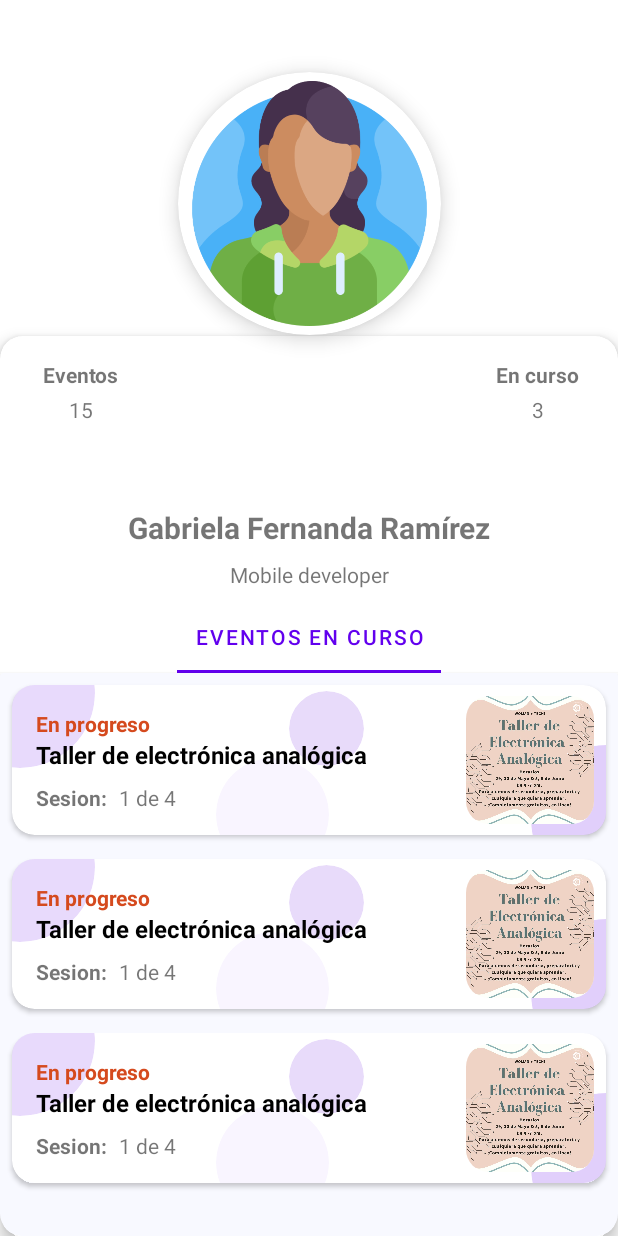
After one commit to Hana897TRX/WomenPlusTechAndroid, an Android app: the layout fragment_user_profile.xml on its own in the app's theme, with its tools: preview values and no code run, on a phone screen of 412 x 824 dp. The commit adds this screen. Run offline under Robolectric (Android 15) with nearby library versions, the phone set to English and light mode, and no system bars.

Commit message:
Add current events layout

```diff
--- a/app/src/main/res/layout/create_account.xml
+++ b/app/src/main/res/layout/create_account.xml
@@ -159,6 +159,7 @@
                             android:ems="10"
                             android:hint="@string/email"
                             android:inputType="textPersonName"
+                            android:minHeight="48dp"
                             app:layout_constraintEnd_toEndOf="parent"
                             app:layout_constraintStart_toEndOf="@+id/imageView11"
                             app:layout_constraintTop_toTopOf="parent" />
@@ -174,6 +175,7 @@
                             android:ems="10"
                             android:hint="@string/birthday"
                             android:inputType="textPersonName"
+                            android:minHeight="48dp"
                             app:layout_constraintEnd_toEndOf="parent"
                             app:layout_constraintStart_toEndOf="@+id/imageView12"
                             app:layout_constraintTop_toBottomOf="@+id/txtEmail" />
@@ -191,7 +193,7 @@
                         <Spinner
                             android:id="@+id/spinner"
                             android:layout_width="0dp"
-                            android:layout_height="40dp"
+                            android:layout_height="48dp"
                             android:layout_marginStart="16dp"
                             android:layout_marginTop="16dp"
                             android:layout_marginEnd="16dp"
@@ -270,7 +272,9 @@
                             android:layout_marginStart="16dp"
                             android:layout_marginTop="16dp"
                             android:layout_marginEnd="16dp"
+                            android:layout_marginBottom="8dp"
                             android:text="@string/register"
+                            app:layout_constraintBottom_toBottomOf="parent"
                             app:layout_constraintEnd_toEndOf="parent"
                             app:layout_constraintStart_toStartOf="parent"
                             app:layout_constraintTop_toBottomOf="@+id/editTextTextPassword2" />
--- a/app/src/main/res/layout/fragment_my_account.xml
+++ b/app/src/main/res/layout/fragment_my_account.xml
@@ -4,7 +4,7 @@
     xmlns:tools="http://schemas.android.com/tools"
     android:layout_width="match_parent"
     android:layout_height="match_parent"
-    tools:context=".view.MyAccount" >
+    tools:context=".view.CreateAccount" >
 
     <androidx.cardview.widget.CardView
         android:id="@+id/cardCover"
--- /dev/null
+++ b/app/src/main/res/layout/fragment_user_profile.xml
@@ -0,0 +1,172 @@
+<?xml version="1.0" encoding="utf-8"?>
+<androidx.constraintlayout.widget.ConstraintLayout xmlns:android="http://schemas.android.com/apk/res/android"
+    xmlns:app="http://schemas.android.com/apk/res-auto"
+    xmlns:tools="http://schemas.android.com/tools"
+    android:layout_width="match_parent"
+    android:layout_height="match_parent">
+
+
+    <androidx.cardview.widget.CardView
+        android:layout_width="0dp"
+        android:layout_height="600dp"
+        android:elevation="6dp"
+        app:cardCornerRadius="15dp"
+        app:cardElevation="6dp"
+        app:layout_constraintBottom_toBottomOf="parent"
+        app:layout_constraintEnd_toEndOf="parent"
+        app:layout_constraintHorizontal_bias="0.0"
+        app:layout_constraintStart_toStartOf="parent">
+
+        <androidx.constraintlayout.widget.ConstraintLayout
+            android:layout_width="match_parent"
+            android:layout_height="match_parent">
+
+            <androidx.cardview.widget.CardView
+                android:id="@+id/cardView9"
+                android:layout_width="0dp"
+                android:layout_height="375dp"
+                android:background="#F8F9FF"
+                app:cardBackgroundColor="#F8F9FF"
+                app:layout_constraintBottom_toBottomOf="parent"
+                app:layout_constraintEnd_toEndOf="parent"
+                app:layout_constraintStart_toStartOf="parent" >
+
+                <androidx.recyclerview.widget.RecyclerView
+                    android:layout_width="match_parent"
+                    android:layout_height="match_parent"
+                    tools:listitem="@layout/my_current_events" />
+            </androidx.cardview.widget.CardView>
+
+            <TextView
+                android:id="@+id/textView10"
+                android:layout_width="wrap_content"
+                android:layout_height="wrap_content"
+                android:layout_marginBottom="8dp"
+                android:text="Gabriela Fernanda Ramírez"
+                android:textSize="20sp"
+                android:textStyle="bold"
+                app:layout_constraintBottom_toTopOf="@+id/textView11"
+                app:layout_constraintEnd_toEndOf="parent"
+                app:layout_constraintStart_toStartOf="parent" />
+
+            <TextView
+                android:id="@+id/textView11"
+                android:layout_width="wrap_content"
+                android:layout_height="wrap_content"
+                android:layout_marginBottom="8dp"
+                android:text="Mobile developer"
+                app:layout_constraintBottom_toTopOf="@+id/tabLayout"
+                app:layout_constraintEnd_toEndOf="parent"
+                app:layout_constraintStart_toStartOf="parent" />
+
+            <com.google.android.material.tabs.TabLayout
+                android:id="@+id/tabLayout"
+                android:layout_width="0dp"
+                android:layout_height="wrap_content"
+                app:layout_constraintBottom_toTopOf="@+id/cardView9"
+                app:layout_constraintEnd_toEndOf="parent"
+                app:layout_constraintStart_toStartOf="parent">
+
+                <com.google.android.material.tabs.TabItem
+                    android:layout_width="wrap_content"
+                    android:layout_height="wrap_content"
+                    android:text="@string/current_events" />
+
+            </com.google.android.material.tabs.TabLayout>
+
+            <androidx.cardview.widget.CardView
+                android:layout_width="75dp"
+                android:layout_height="75dp"
+                android:layout_marginTop="16dp"
+                android:layout_marginEnd="16dp"
+                app:cardElevation="0dp"
+                app:layout_constraintEnd_toEndOf="parent"
+                app:layout_constraintTop_toTopOf="parent">
+
+                <androidx.constraintlayout.widget.ConstraintLayout
+                    android:layout_width="match_parent"
+                    android:layout_height="match_parent">
+
+                    <TextView
+                        android:id="@+id/textView14"
+                        android:layout_width="wrap_content"
+                        android:layout_height="wrap_content"
+                        android:text="En curso"
+                        android:textStyle="bold"
+                        app:layout_constraintEnd_toEndOf="parent"
+                        app:layout_constraintStart_toStartOf="parent"
+                        app:layout_constraintTop_toTopOf="parent" />
+
+                    <TextView
+                        android:id="@+id/textView16"
+                        android:layout_width="wrap_content"
+                        android:layout_height="wrap_content"
+                        android:layout_marginTop="4dp"
+                        android:text="3"
+                        app:layout_constraintEnd_toEndOf="parent"
+                        app:layout_constraintStart_toStartOf="parent"
+                        app:layout_constraintTop_toBottomOf="@+id/textView14" />
+                </androidx.constraintlayout.widget.ConstraintLayout>
+
+            </androidx.cardview.widget.CardView>
+
+            <androidx.cardview.widget.CardView
+                android:layout_width="75dp"
+                android:layout_height="75dp"
+                android:layout_marginStart="16dp"
+                android:layout_marginTop="16dp"
+                app:cardElevation="0dp"
+                app:layout_constraintStart_toStartOf="parent"
+                app:layout_constraintTop_toTopOf="parent">
+
+                <androidx.constraintlayout.widget.ConstraintLayout
+                    android:layout_width="match_parent"
+                    android:layout_height="match_parent">
+
+                    <TextView
+                        android:id="@+id/textView15"
+                        android:layout_width="wrap_content"
+                        android:layout_height="wrap_content"
+                        android:layout_marginTop="4dp"
+                        android:text="15"
+                        app:layout_constraintEnd_toEndOf="parent"
+                        app:layout_constraintStart_toStartOf="parent"
+                        app:layout_constraintTop_toBottomOf="@+id/textView12" />
+
+                    <TextView
+                        android:id="@+id/textView12"
+                        android:layout_width="wrap_content"
+                        android:layout_height="wrap_content"
+                        android:text="Eventos"
+                        android:textStyle="bold"
+                        app:layout_constraintEnd_toEndOf="parent"
+                        app:layout_constraintStart_toStartOf="parent"
+                        app:layout_constraintTop_toTopOf="parent" />
+                </androidx.constraintlayout.widget.ConstraintLayout>
+
+            </androidx.cardview.widget.CardView>
+        </androidx.constraintlayout.widget.ConstraintLayout>
+
+    </androidx.cardview.widget.CardView>
+
+    <androidx.cardview.widget.CardView
+        android:layout_width="175dp"
+        android:layout_height="175dp"
+        android:layout_marginTop="48dp"
+        android:elevation="6dp"
+        android:padding="8dp"
+        app:cardCornerRadius="200dp"
+        app:cardElevation="8dp"
+        app:layout_constraintEnd_toEndOf="parent"
+        app:layout_constraintStart_toStartOf="parent"
+        app:layout_constraintTop_toTopOf="parent">
+
+        <ImageView
+            android:id="@+id/imageView7"
+            android:layout_width="wrap_content"
+            android:layout_height="wrap_content"
+            android:layout_margin="6dp"
+            app:srcCompat="@drawable/woman" />
+    </androidx.cardview.widget.CardView>
+
+</androidx.constraintlayout.widget.ConstraintLayout>
--- /dev/null
+++ b/app/src/main/res/layout/my_current_events.xml
@@ -0,0 +1,141 @@
+<?xml version="1.0" encoding="utf-8"?>
+<LinearLayout xmlns:android="http://schemas.android.com/apk/res/android"
+    xmlns:app="http://schemas.android.com/apk/res-auto"
+    xmlns:tools="http://schemas.android.com/tools"
+    android:layout_width="match_parent"
+    android:layout_height="wrap_content">
+
+    <androidx.cardview.widget.CardView
+        android:layout_width="match_parent"
+        android:layout_height="100dp"
+        android:layout_margin="8dp"
+        app:cardCornerRadius="15dp">
+
+        <androidx.constraintlayout.widget.ConstraintLayout
+            android:layout_width="match_parent"
+            android:layout_height="match_parent">
+
+            <TextView
+                android:id="@+id/textView17"
+                android:layout_width="wrap_content"
+                android:layout_height="wrap_content"
+                android:layout_marginStart="16dp"
+                android:layout_marginTop="16dp"
+                android:text="@string/in_progress"
+                android:textColor="#D54A1E"
+                android:textStyle="bold"
+                app:layout_constraintStart_toStartOf="parent"
+                app:layout_constraintTop_toTopOf="parent"
+                tools:ignore="TextContrastCheck" />
+
+            <TextView
+                android:id="@+id/textView18"
+                android:layout_width="wrap_content"
+                android:layout_height="wrap_content"
+                android:layout_marginStart="16dp"
+                android:elevation="5dp"
+                android:text="Taller de electrónica analógica"
+                android:textColor="#000000"
+                android:textSize="16sp"
+                android:textStyle="bold"
+                app:layout_constraintStart_toStartOf="parent"
+                app:layout_constraintTop_toBottomOf="@+id/textView17" />
+
+            <TextView
+                android:id="@+id/textView19"
+                android:layout_width="wrap_content"
+                android:layout_height="wrap_content"
+                android:layout_marginStart="16dp"
+                android:layout_marginTop="8dp"
+                android:text="@string/session"
+                android:textStyle="bold"
+                app:layout_constraintStart_toStartOf="parent"
+                app:layout_constraintTop_toBottomOf="@+id/textView18" />
+
+            <TextView
+                android:id="@+id/textView20"
+                android:layout_width="wrap_content"
+                android:layout_height="wrap_content"
+                android:layout_marginStart="8dp"
+                android:layout_marginTop="8dp"
+                android:text="1 de 4"
+                app:layout_constraintStart_toEndOf="@+id/textView19"
+                app:layout_constraintTop_toBottomOf="@+id/textView18" />
+
+            <androidx.cardview.widget.CardView
+                android:layout_width="50dp"
+                android:layout_height="50dp"
+                android:layout_marginTop="4dp"
+                android:layout_marginEnd="68dp"
+                android:elevation="0dp"
+                app:cardBackgroundColor="#2A7225E1"
+                app:cardCornerRadius="200dp"
+                app:cardElevation="-1dp"
+                app:layout_constraintEnd_toStartOf="@+id/cardView10"
+                app:layout_constraintTop_toTopOf="parent" />
+
+            <androidx.cardview.widget.CardView
+                android:id="@+id/cardView10"
+                android:layout_width="wrap_content"
+                android:layout_height="wrap_content"
+                android:layout_marginEnd="8dp"
+                android:foregroundGravity="center"
+                app:cardCornerRadius="15dp"
+                app:cardElevation="0dp"
+                app:layout_constraintBottom_toBottomOf="parent"
+                app:layout_constraintEnd_toEndOf="parent"
+                app:layout_constraintTop_toTopOf="parent">
+
+                <ImageView
+                    android:id="@+id/imageView19"
+                    android:layout_width="85dp"
+                    android:layout_height="85dp"
+                    app:srcCompat="@drawable/electronica_analogica" />
+            </androidx.cardview.widget.CardView>
+
+            <androidx.cardview.widget.CardView
+                android:layout_width="100dp"
+                android:layout_height="100dp"
+                android:layout_marginEnd="-50dp"
+                android:layout_marginBottom="-40dp"
+                android:elevation="0dp"
+                app:cardBackgroundColor="#6DBA90F6"
+                app:cardCornerRadius="200dp"
+                app:cardElevation="-1dp"
+                app:layout_constraintBottom_toBottomOf="parent"
+                app:layout_constraintEnd_toEndOf="parent">
+
+            </androidx.cardview.widget.CardView>
+
+            <androidx.cardview.widget.CardView
+                android:layout_width="100dp"
+                android:layout_height="100dp"
+                android:layout_marginStart="-45dp"
+                android:layout_marginTop="-45dp"
+                android:elevation="0dp"
+                app:cardBackgroundColor="#54BA90F6"
+                app:cardCornerRadius="200dp"
+                app:cardElevation="-1dp"
+                app:layout_constraintStart_toStartOf="parent"
+                app:layout_constraintTop_toTopOf="parent">
+
+            </androidx.cardview.widget.CardView>
+
+            <androidx.cardview.widget.CardView
+                android:layout_width="75dp"
+                android:layout_height="75dp"
+                android:layout_marginStart="136dp"
+                android:layout_marginBottom="-24dp"
+                android:elevation="0dp"
+                app:cardBackgroundColor="#0F9A56FB"
+                app:cardCornerRadius="200dp"
+                app:cardElevation="-1dp"
+                app:layout_constraintBottom_toBottomOf="parent"
+                app:layout_constraintStart_toStartOf="parent">
+
+            </androidx.cardview.widget.CardView>
+
+        </androidx.constraintlayout.widget.ConstraintLayout>
+
+    </androidx.cardview.widget.CardView>
+</LinearLayout>
--- a/app/src/main/res/values/strings.xml
+++ b/app/src/main/res/values/strings.xml
@@ -11,6 +11,9 @@
     <string name="register">Registrarse</string>
     <string name="login">Iniciar sesión</string>
     <string name="dont_have_account">¿No tienes una cuenta?, ¡Crea una haciendo click aquí!</string>
+    <string name="current_events">Eventos en curso</string>
+    <string name="in_progress">En progreso</string>
+    <string name="session">Sesion:</string>
 
     <array name="gender">
         <item>Femenino</item>
```
Also changed, not shown: app/src/main/java/com/hana897trx/womenplustech/view/CreateAccount.kt (added, +44 -0 lines), app/src/main/java/com/hana897trx/womenplustech/view/MyAccount.kt (deleted, +0 -201 lines), app/src/main/res/navigation/principal_navigation.xml (+7 -7 lines).
